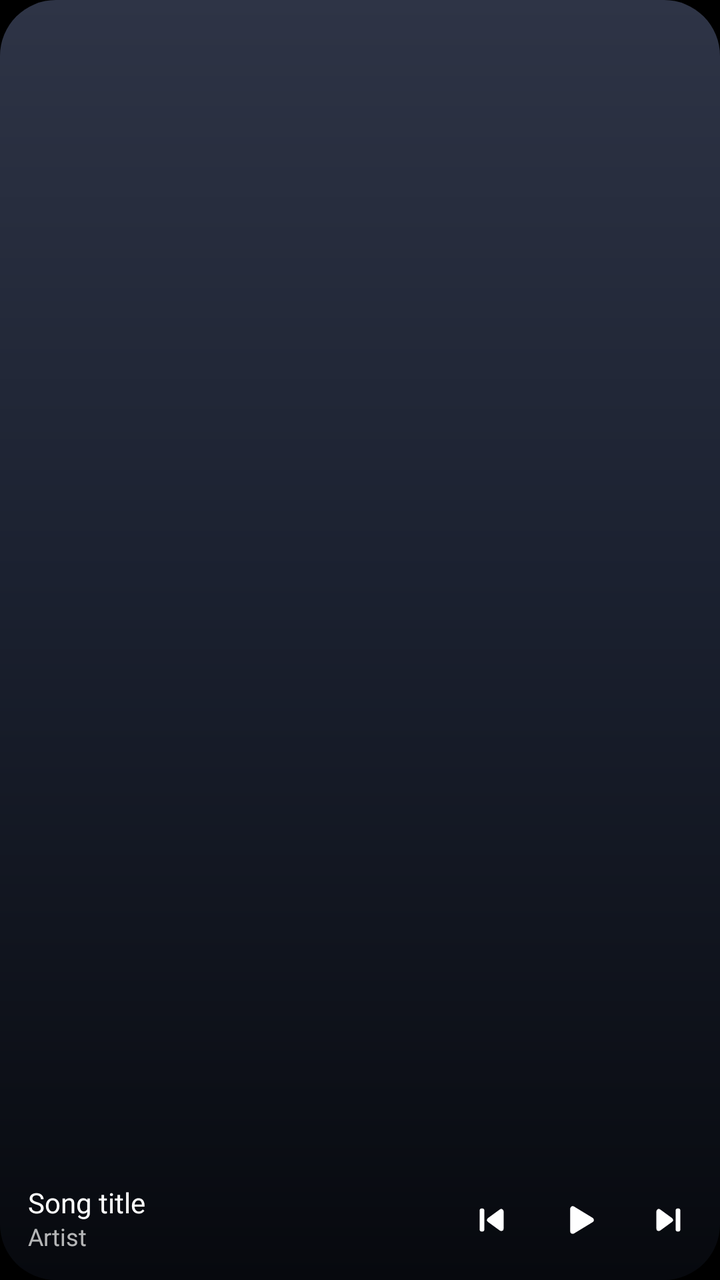
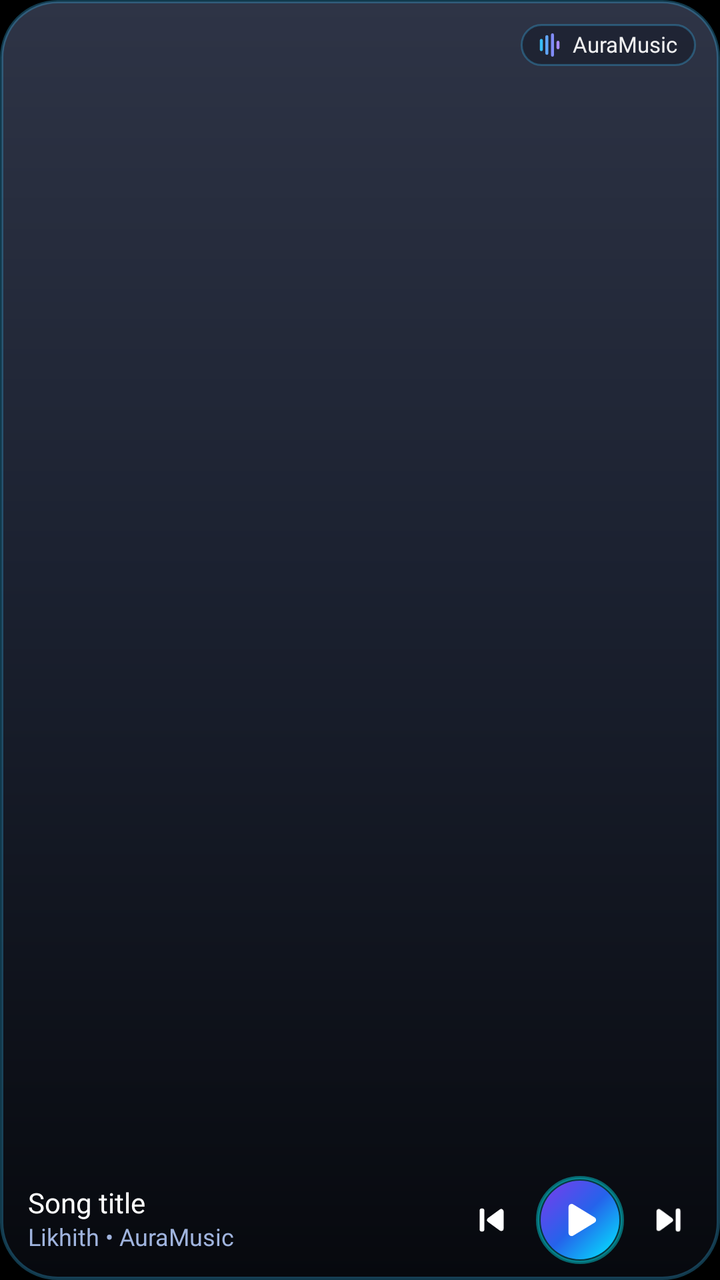

An Android layout rendered at two revisions. The XML below is the earlier revision; the diff shows what the commit changed to produce the second picture.
<!-- AndroidManifest.xml: application theme Theme.BitChord -->
<!-- res/layout/widget_media_wide_preview.xml -->
<?xml version="1.0" encoding="utf-8"?>
<FrameLayout xmlns:android="http://schemas.android.com/apk/res/android"
    android:layout_width="match_parent"
    android:layout_height="match_parent"
    android:background="@drawable/widget_preview_art">

    <LinearLayout
        android:layout_width="match_parent"
        android:layout_height="@dimen/widget_band_wide"
        android:layout_gravity="bottom"
        android:gravity="center_vertical"
        android:orientation="horizontal"
        android:paddingLeft="14dp"
        android:paddingRight="4dp">

        <LinearLayout
            android:layout_width="0dp"
            android:layout_height="wrap_content"
            android:layout_weight="1"
            android:orientation="vertical"
            android:paddingRight="8dp">

            <TextView
                android:layout_width="match_parent"
                android:layout_height="wrap_content"
                android:ellipsize="end"
                android:fontFamily="@font/sf_pro_display_semibold"
                android:includeFontPadding="false"
                android:maxLines="1"
                android:text="@string/widget_preview_title"
                android:textColor="#FFFFFFFF"
                android:textSize="14sp" />

            <TextView
                android:layout_width="match_parent"
                android:layout_height="wrap_content"
                android:layout_marginTop="2dp"
                android:ellipsize="end"
                android:fontFamily="@font/sf_pro_display_regular"
                android:includeFontPadding="false"
                android:maxLines="1"
                android:text="@string/widget_preview_artist"
                android:textColor="#B3FFFFFF"
                android:textSize="12sp" />
        </LinearLayout>

        <ImageView
            android:layout_width="@dimen/widget_button_wide"
            android:layout_height="@dimen/widget_button_wide"
            android:contentDescription="@string/widget_previous"
            android:padding="10dp"
            android:src="@drawable/ic_widget_previous" />

        <ImageView
            android:layout_width="@dimen/widget_button_wide"
            android:layout_height="@dimen/widget_button_wide"
            android:contentDescription="@string/widget_play"
            android:padding="10dp"
            android:src="@drawable/ic_widget_play" />

        <ImageView
            android:layout_width="@dimen/widget_button_wide"
            android:layout_height="@dimen/widget_button_wide"
            android:contentDescription="@string/widget_next"
            android:padding="10dp"
            android:src="@drawable/ic_widget_next" />
    </LinearLayout>
</FrameLayout>
<!-- resources referenced by this layout -->
<resources>
  <dimen name="widget_band_wide">60dp</dimen>
  <dimen name="widget_button_wide">44dp</dimen>
  <!-- drawable widget_preview_art (drawable) -->
  <?xml version="1.0" encoding="utf-8"?>
  <shape xmlns:android="http://schemas.android.com/apk/res/android"
      android:shape="rectangle">
      <corners android:radius="@dimen/widget_corner_radius" />
      <gradient
          android:angle="270"
          android:centerColor="#FF1B2130"
          android:centerY="0.45"
          android:endColor="#FF07090E"
          android:startColor="#FF2E3446"
          android:type="linear" />
  </shape>
  <string name="widget_next">Next</string>
  <string name="widget_play">Play</string>
  <string name="widget_preview_artist">Artist</string>
  <string name="widget_preview_title">Song title</string>
  <string name="widget_previous">Previous</string>
  <style name="Theme.BitChord" parent="Theme.AppCompat.DayNight.NoActionBar">
          <item name="android:windowBackground">@android:color/black</item>
      </style>
  <dimen name="widget_corner_radius">16dp</dimen>
  <!-- unchanged entries left out for length: 3 -->
</resources>

<!-- the commit's change to res/layout/widget_media_wide_preview.xml (unified diff, before → after) -->
@@ -3,6 +3,37 @@
     android:layout_width="match_parent"
     android:layout_height="match_parent"
     android:background="@drawable/widget_preview_art">
+
+    
+    <LinearLayout
+        android:layout_width="wrap_content"
+        android:layout_height="wrap_content"
+        android:layout_gravity="top|end"
+        android:layout_margin="12dp"
+        android:background="@drawable/widget_brand_badge_bg"
+        android:gravity="center_vertical"
+        android:orientation="horizontal"
+        android:paddingLeft="8dp"
+        android:paddingTop="4dp"
+        android:paddingRight="9dp"
+        android:paddingBottom="4dp">
+
+        <ImageView
+            android:layout_width="13dp"
+            android:layout_height="13dp"
+            android:importantForAccessibility="no"
+            android:src="@drawable/ic_widget_waveform" />
+
+        <TextView
+            android:layout_width="wrap_content"
+            android:layout_height="wrap_content"
+            android:layout_marginLeft="5dp"
+            android:fontFamily="@font/sf_pro_display_semibold"
+            android:includeFontPadding="false"
+            android:text="AuraMusic"
+            android:textColor="#EEFFFFFF"
+            android:textSize="11sp" />
+    </LinearLayout>
 
     <LinearLayout
         android:layout_width="match_parent"
@@ -39,14 +70,15 @@
                 android:fontFamily="@font/sf_pro_display_regular"
                 android:includeFontPadding="false"
                 android:maxLines="1"
-                android:text="@string/widget_preview_artist"
-                android:textColor="#B3FFFFFF"
+                android:text="Likhith • AuraMusic"
+                android:textColor="#A0B4DE"
                 android:textSize="12sp" />
         </LinearLayout>
 
         <ImageView
             android:layout_width="@dimen/widget_button_wide"
             android:layout_height="@dimen/widget_button_wide"
+            android:background="@drawable/widget_transport_button"
             android:contentDescription="@string/widget_previous"
             android:padding="10dp"
             android:src="@drawable/ic_widget_previous" />
@@ -54,13 +86,15 @@
         <ImageView
             android:layout_width="@dimen/widget_button_wide"
             android:layout_height="@dimen/widget_button_wide"
+            android:background="@drawable/widget_hero_toggle_button"
             android:contentDescription="@string/widget_play"
-            android:padding="10dp"
+            android:padding="8dp"
             android:src="@drawable/ic_widget_play" />
 
         <ImageView
             android:layout_width="@dimen/widget_button_wide"
             android:layout_height="@dimen/widget_button_wide"
+            android:background="@drawable/widget_transport_button"
             android:contentDescription="@string/widget_next"
             android:padding="10dp"
             android:src="@drawable/ic_widget_next" />
<!-- resource entries referenced after the edit -->
@@ -2,6 +2,77 @@
 <resources>
   <dimen name="widget_band_wide">60dp</dimen>
   <dimen name="widget_button_wide">44dp</dimen>
+  <!-- drawable ic_widget_waveform (drawable) -->
+  <?xml version="1.0" encoding="utf-8"?>
+  <vector xmlns:android="http://schemas.android.com/apk/res/android"
+      android:width="14dp"
+      android:height="14dp"
+      android:viewportWidth="14"
+      android:viewportHeight="14">
+      <path
+          android:pathData="M2.5,9.5 L2.5,4.5"
+          android:strokeColor="#38BDF8"
+          android:strokeLineCap="round"
+          android:strokeWidth="1.6" />
+      <path
+          android:pathData="M5.5,11.5 L5.5,2.5"
+          android:strokeColor="#60A5FA"
+          android:strokeLineCap="round"
+          android:strokeWidth="1.6" />
+      <path
+          android:pathData="M8.5,12.5 L8.5,1.5"
+          android:strokeColor="#818CF8"
+          android:strokeLineCap="round"
+          android:strokeWidth="1.6" />
+      <path
+          android:pathData="M11.5,8.5 L11.5,5.5"
+          android:strokeColor="#A78BFA"
+          android:strokeLineCap="round"
+          android:strokeWidth="1.6" />
+  </vector>
+  <!-- drawable widget_brand_badge_bg (drawable) -->
+  <?xml version="1.0" encoding="utf-8"?>
+  <shape xmlns:android="http://schemas.android.com/apk/res/android"
+      android:shape="rectangle">
+      <corners android:radius="14dp" />
+      <solid android:color="#59080B14" />
+      <stroke
+          android:width="1dp"
+          android:color="#4D38BDF8" />
+  </shape>
+  <!-- drawable widget_hero_toggle_button (drawable) -->
+  <?xml version="1.0" encoding="utf-8"?>
+  <ripple xmlns:android="http://schemas.android.com/apk/res/android"
+      android:color="#50FFFFFF">
+      <item>
+          <layer-list>
+              
+              <item>
+                  <shape android:shape="oval">
+                      <solid android:color="#3300E5FF" />
+                      <stroke
+                          android:width="1.5dp"
+                          android:color="#6600F5FF" />
+                  </shape>
+              </item>
+              
+              <item
+                  android:bottom="2.5dp"
+                  android:left="2.5dp"
+                  android:right="2.5dp"
+                  android:top="2.5dp">
+                  <shape android:shape="oval">
+                      <gradient
+                          android:angle="135"
+                          android:centerColor="#2563EB"
+                          android:endColor="#7C3AED"
+                          android:startColor="#00F0FF"
+                          android:type="linear" />
+                  </shape>
+              </item>
+          </layer-list>
+      </item>
+  </ripple>
   <!-- drawable widget_preview_art (drawable) -->
   <?xml version="1.0" encoding="utf-8"?>
   <shape xmlns:android="http://schemas.android.com/apk/res/android"
@@ -14,10 +85,22 @@
           android:endColor="#FF07090E"
           android:startColor="#FF2E3446"
           android:type="linear" />
+      <stroke
+          android:width="1.5dp"
+          android:color="#4D38BDF8" />
   </shape>
+  <!-- drawable widget_transport_button (drawable) -->
+  <?xml version="1.0" encoding="utf-8"?>
+  <ripple xmlns:android="http://schemas.android.com/apk/res/android"
+      android:color="#40FFFFFF">
+      <item android:id="@android:id/mask">
+          <shape android:shape="oval">
+              <solid android:color="#FFFFFFFF" />
+          </shape>
+      </item>
+  </ripple>
   <string name="widget_next">Next</string>
   <string name="widget_play">Play</string>
-  <string name="widget_preview_artist">Artist</string>
   <string name="widget_preview_title">Song title</string>
   <string name="widget_previous">Previous</string>
   <style name="Theme.BitChord" parent="Theme.AppCompat.DayNight.NoActionBar">
